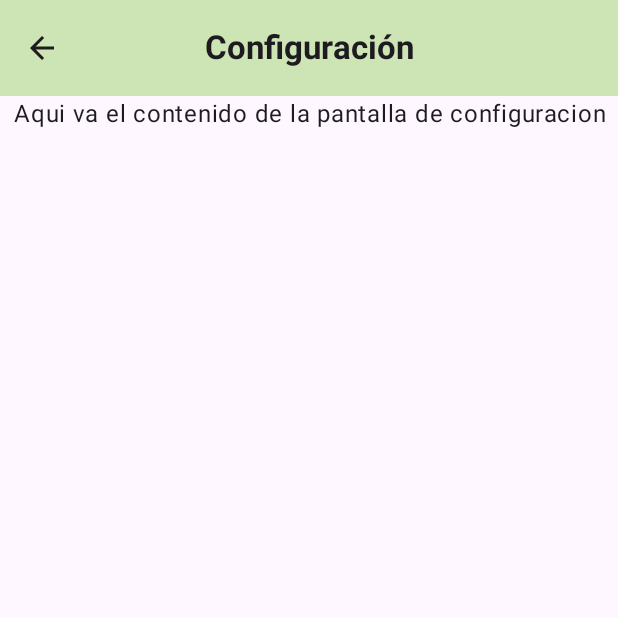
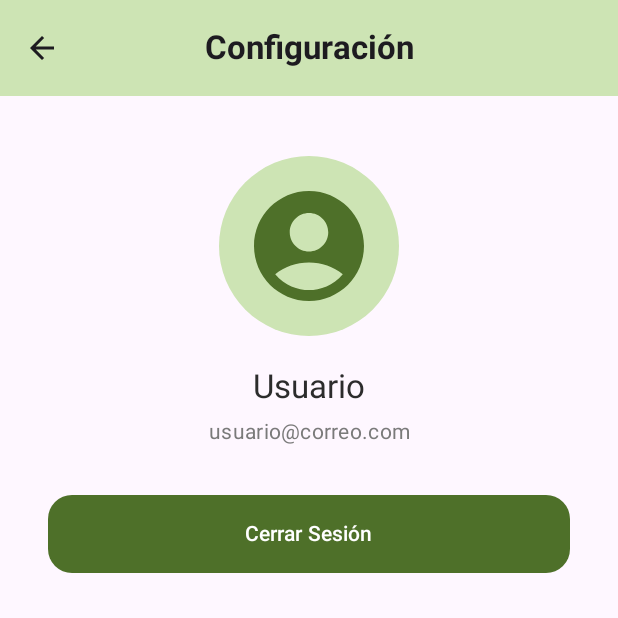
Before and after one commit to EfrainH2O/RoboRanger_APP, an Android app built with Jetpack Compose: the HomeScreen screen opened through its navigation route, after a tap on "Configuración", on a phone screen of 412 x 824 dp, the top half of it. Run offline under Robolectric (Android 15) with nearby library versions, the phone set to English and light mode, and no system bars; network calls fail.

Commit message:
Cierre de Sesión
Se implementó el cierre de sesión dentro de la aplicación en la vista de configuración, en donde aparte de mostrar el botón de cerrar sesión, la pantalla muestra la información del usuario. Para ello se actualizó la recolección de datos con DataStore, ya que ahora se almacenan el nombre y el correo electrónico del usuario al iniciar sesión y se borran al cerrarla.

```diff
--- a/app/src/main/java/com/example/roboranger/data/ApiRepository.kt
+++ b/app/src/main/java/com/example/roboranger/data/ApiRepository.kt
@@ -18,19 +18,31 @@ class ApiRepository(
   ) {
     val response = apiService.signIn(AuthRequestDto(userEmail = userEmail, password = password))
     if (response.isSuccessful && response.body() != null) {
-      val token = response.body()!!.token
-      tokenManager.saveToken(token) // Guardar el token con dataStore
+      val body = response.body()!!
+      val token = body.token
+
+      // Guardar el token con dataStore
+      tokenManager.saveToken(token)
+
+      // Guardar datos basicos de usuario para settings
+      tokenManager.saveUser(
+        username = body.user.username,
+        userEmail = body.user.userEmail
+      )
     } else {
       throw Exception("Credenciales invalidas o error en el servidor")
     }
   }
 
-  // Cerrar sesion llamando al endpoint y si es exitoso el request, borra el token de DataStore, mientras
-  // que si falla, lanza exception
+  // Cerrar sesion llamando al endpoint y si es exitoso el request, borra el token y datos de usuario
+  // de DataStore, mientras que si falla, lanza exception
   suspend fun signOut() {
     val response = apiService.signOut()
     if (response.isSuccessful) {
+      // Borrar el token
       tokenManager.deleteToken()
+      // Borrar datos de usuario
+      tokenManager.clearUser()
     } else {
       throw Exception("Error al cerrar sesion")
     }
@@ -40,6 +52,11 @@ class ApiRepository(
   // se requiere
   fun getAuthToken(): Flow<String?> = tokenManager.token
 
+  // Obtener el nombre y correo del usuario guardados en dataStore para visualizarlos en capa superior,
+  // En este caso, estos datos se mostraran en la vista de settings
+  fun getUserName(): Flow<String?> = tokenManager.username
+  fun getUserEmail(): Flow<String?> = tokenManager.userEmail
+
   // Checar dentro del viewmodel si el token aun esta persistido dentro de la aplicacion
   suspend fun isAuthenticated(): Boolean = (tokenManager.token.firstOrNull()?.isNotBlank() == true)
 }
--- a/app/src/main/java/com/example/roboranger/data/local/TokenManager.kt
+++ b/app/src/main/java/com/example/roboranger/data/local/TokenManager.kt
@@ -18,10 +18,20 @@ val Context.dataStore: DataStore<Preferences> by preferencesDataStore(name = "au
 class TokenManager(private val context: Context) {
     companion object {
         private val TOKEN_KEY = stringPreferencesKey("jwt_token")
+        private val USERNAME_KEY = stringPreferencesKey("username")
+        private val USER_EMAIL_KEY = stringPreferencesKey("user_email")
     }
 
     val token: Flow<String?> = context.dataStore.data.map { preferences ->
         preferences[TOKEN_KEY]
+    }
+
+    val username: Flow<String?> = context.dataStore.data.map { preferences ->
+        preferences[USERNAME_KEY]
+    }
+
+    val userEmail: Flow<String?> = context.dataStore.data.map { preferences ->
+        preferences[USER_EMAIL_KEY]
     }
 
     suspend fun saveToken(token: String) {
@@ -35,4 +45,19 @@ class TokenManager(private val context: Context) {
             preferences.remove(TOKEN_KEY)
         }
     }
+
+    suspend fun saveUser(username: String?, userEmail: String?) {
+        context.dataStore.edit { preferences ->
+            if (username.isNullOrBlank()) preferences.remove(USERNAME_KEY) else preferences[USERNAME_KEY] = username
+            if (userEmail.isNullOrBlank()) preferences.remove(USER_EMAIL_KEY) else preferences[USER_EMAIL_KEY] = userEmail
+
+        }
+    }
+
+    suspend fun clearUser() {
+        context.dataStore.edit { preferences ->
+            preferences.remove(USERNAME_KEY)
+            preferences.remove(USER_EMAIL_KEY)
+        }
+    }
 }
--- a/app/src/main/java/com/example/roboranger/navigation/RoboRangerNavGraph.kt
+++ b/app/src/main/java/com/example/roboranger/navigation/RoboRangerNavGraph.kt
@@ -51,7 +51,8 @@ fun RoboRangerNavHost (
         }
         composable(route = SettingsDestination.route) {
             SettingsScreen(
-                onNavigateUp = { navController.navigateUp() }
+                onNavigateUp = { navController.navigateUp() },
+                authViewModel = authViewModel
             )
         }
         composable(route = HomeDestination.route) {
--- a/app/src/main/java/com/example/roboranger/ui/components/RoboRangerTopAppBar.kt
+++ b/app/src/main/java/com/example/roboranger/ui/components/RoboRangerTopAppBar.kt
@@ -3,10 +3,12 @@ package com.example.roboranger.ui.components
 import androidx.compose.material.icons.Icons
 import androidx.compose.material.icons.filled.ArrowBack
 import androidx.compose.material.icons.filled.MoreVert
+import androidx.compose.material.icons.filled.Person
 import androidx.compose.material3.CenterAlignedTopAppBar
 import androidx.compose.material3.ExperimentalMaterial3Api
 import androidx.compose.material3.Icon
 import androidx.compose.material3.IconButton
+import androidx.compose.material3.IconButtonDefaults
 import androidx.compose.material3.Text
 import androidx.compose.material3.TopAppBarDefaults
 import androidx.compose.material3.TopAppBarScrollBehavior
@@ -49,9 +51,15 @@ fun RoboRangerTopAppBar(
         },
         actions = {
             if (canNavigateSettings) {
-                IconButton(onClick = navigateToSettings) {
+                IconButton(
+                    onClick = navigateToSettings,
+                    colors = IconButtonDefaults.iconButtonColors(
+                        contentColor = Color.White,
+                        containerColor = Color.Gray
+                    )
+                ) {
                     Icon(
-                        imageVector = Icons.Default.MoreVert,
+                        imageVector = Icons.Default.Person,
                         contentDescription = stringResource(R.string.settings)
                     )
                 }
--- a/app/src/main/java/com/example/roboranger/ui/views/settings/SettingsScreen.kt
+++ b/app/src/main/java/com/example/roboranger/ui/views/settings/SettingsScreen.kt
@@ -1,22 +1,44 @@
 package com.example.roboranger.ui.views.settings
 
+import androidx.compose.foundation.background
+import androidx.compose.foundation.layout.Box
 import androidx.compose.foundation.layout.Column
+import androidx.compose.foundation.layout.Spacer
 import androidx.compose.foundation.layout.fillMaxWidth
+import androidx.compose.foundation.layout.height
 import androidx.compose.foundation.layout.padding
+import androidx.compose.foundation.layout.size
 import androidx.compose.foundation.rememberScrollState
+import androidx.compose.foundation.shape.CircleShape
+import androidx.compose.foundation.shape.RoundedCornerShape
 import androidx.compose.foundation.verticalScroll
+import androidx.compose.material.icons.Icons
+import androidx.compose.material.icons.rounded.AccountCircle
+import androidx.compose.material3.Button
+import androidx.compose.material3.ButtonDefaults
 import androidx.compose.material3.ExperimentalMaterial3Api
+import androidx.compose.material3.Icon
+import androidx.compose.material3.MaterialTheme
 import androidx.compose.material3.Scaffold
 import androidx.compose.material3.Text
 import androidx.compose.material3.TopAppBarDefaults
 import androidx.compose.runtime.Composable
+import androidx.compose.runtime.getValue
+import androidx.compose.runtime.remember
 import androidx.compose.ui.Alignment
 import androidx.compose.ui.Modifier
+import androidx.compose.ui.draw.clip
+import androidx.compose.ui.graphics.Color
+import androidx.compose.ui.platform.LocalContext
 import androidx.compose.ui.res.stringResource
 import androidx.compose.ui.text.style.TextAlign
+import androidx.compose.ui.unit.dp
+import androidx.lifecycle.compose.collectAsStateWithLifecycle
 import com.example.roboranger.R
+import com.example.roboranger.data.local.TokenManager
 import com.example.roboranger.ui.components.RoboRangerTopAppBar
 import com.example.roboranger.navigation.NavigationDestination
+import com.example.roboranger.ui.views.auth.AuthViewModel
 
 object SettingsDestination : NavigationDestination {
     override val route = "settings"
@@ -27,6 +49,7 @@ object SettingsDestination : NavigationDestination {
 @Composable
 fun SettingsScreen(
     onNavigateUp: () -> Unit,
+    authViewModel: AuthViewModel,
     canNavigateBack: Boolean = true,
     canNavigateSettings: Boolean = false,
 ) {
@@ -47,22 +70,83 @@ fun SettingsScreen(
         SettingsBody(
             modifier = Modifier.padding(innerPadding)
                 .verticalScroll(rememberScrollState())
-                .fillMaxWidth()
+                .fillMaxWidth(),
+            onLogOut = { authViewModel.signOut() }
         )
     }
 }
 
 @Composable
 fun SettingsBody(
-    modifier: Modifier = Modifier
+    modifier: Modifier = Modifier,
+    onLogOut: () -> Unit
 ) {
+
+    // Importar directamente username y email del usuario desde DataStore (version antes de SettingsViewModel)
+    val context = LocalContext.current
+    val tokenManager = remember { TokenManager(context.applicationContext) }
+    val username by tokenManager.username.collectAsStateWithLifecycle(initialValue = null)
+    val userEmail by tokenManager.userEmail.collectAsStateWithLifecycle(initialValue = null)
+
     Column(
-        modifier = modifier,
+        modifier = modifier
+            .padding(horizontal = 24.dp, vertical = 16.dp),
         horizontalAlignment = Alignment.CenterHorizontally
     ) {
+        Spacer(Modifier.height(24.dp))
+
+        // Avatar circular grande
+        Box(
+            modifier = Modifier
+                .size(120.dp)
+                .clip(CircleShape)
+                .background(Color(0xFFCDE4B4)),
+            contentAlignment = Alignment.Center
+        ) {
+            Icon(
+                imageVector = Icons.Rounded.AccountCircle,
+                contentDescription = null,
+                tint = Color(0xFF4E7029),
+                modifier = Modifier.size(88.dp)
+            )
+        }
+
+        Spacer(Modifier.height(20.dp))
+
+        // Nombre del usuario
         Text(
-            text = "Aqui va el contenido de la pantalla de configuracion",
+            text = username ?: stringResource(R.string.placeholder_username),
+            style = MaterialTheme.typography.titleLarge,
+            color = Color(0xFF2C2C2C),
             textAlign = TextAlign.Center
         )
+
+        // Email del usuario
+        Spacer(Modifier.height(6.dp))
+        Text(
+            text = userEmail ?: stringResource(R.string.placeholder_user_email),
+            style = MaterialTheme.typography.bodyMedium,
+            color = Color(0xFF7A7A7A),
+            textAlign = TextAlign.Center
+        )
+
+        // Boton de Cerrar Sesion
+        Spacer(Modifier.height(32.dp))
+        Button(
+            onClick = onLogOut,
+            modifier = Modifier
+                .fillMaxWidth()
+                .padding(horizontal = 8.dp),
+            shape = RoundedCornerShape(16.dp),
+            colors = ButtonDefaults.buttonColors(
+                containerColor = Color(0xFF4E7029),
+                contentColor = Color.White
+            )
+        ) {
+            Text(
+                text = stringResource(R.string.action_logout),
+                modifier = Modifier.padding(vertical = 8.dp)
+            )
+        }
     }
 }
--- a/app/src/main/res/values/strings.xml
+++ b/app/src/main/res/values/strings.xml
@@ -25,4 +25,7 @@
     <string name="placeholder_email">Introduzca su correo</string>
     <string name="password_label">Contraseña</string>
     <string name="placeholder_password">Introduzca su contraseña</string>
+    <string name="placeholder_username">Usuario</string>
+    <string name="placeholder_user_email">usuario@correo.com</string>
+    <string name="action_logout">Cerrar Sesión</string>
 </resources>
```
